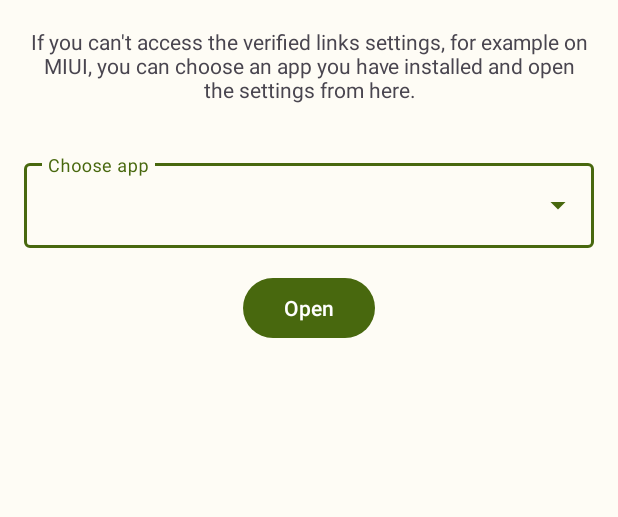
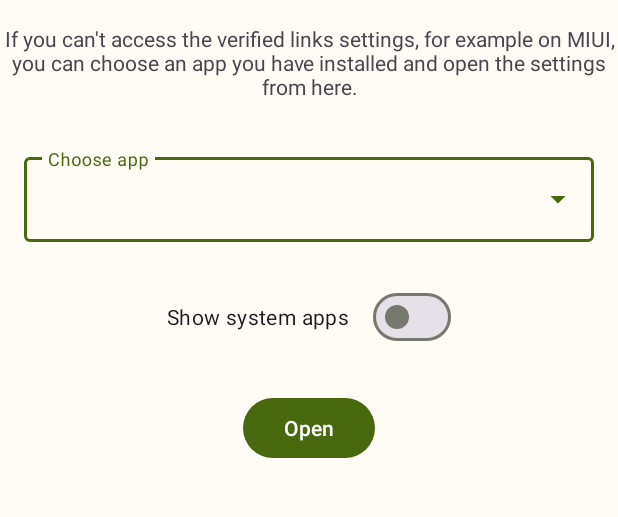
Before and after one commit to LeddaZ/LinkVerifier, an Android app: the screen it shows after launch (MainActivity), on a phone screen of 412 x 824 dp, the part 129-646 px from its top. Run offline under Robolectric (Android 15) with nearby library versions, the phone set to English and light mode, and no system bars.

Commit message:
LinkVerifier: Add "Show system apps" switch
* Also re-organized margins and paddings

Signed-off-by: Leonardo Ledda <leonardoledda@gmail.com>

```diff
--- a/app/src/main/java/it/leddaz/linkverifier/MainActivity.kt
+++ b/app/src/main/java/it/leddaz/linkverifier/MainActivity.kt
@@ -10,8 +10,10 @@ import android.provider.Settings
 import android.view.View
 import android.widget.AutoCompleteTextView
 import androidx.appcompat.app.AppCompatActivity
+import com.google.android.material.materialswitch.MaterialSwitch
 import com.google.android.material.textfield.MaterialAutoCompleteTextView
 import java.util.TreeMap
+
 
 /**
  * The app's main activity, started at launch.
@@ -31,7 +33,11 @@ class MainActivity : AppCompatActivity() {
     override fun onCreate(savedInstanceState: Bundle?) {
         super.onCreate(savedInstanceState)
         setContentView(R.layout.activity_main)
-        populateAppList()
+        val systemAppsSwitch = findViewById<MaterialSwitch>(R.id.systemAppsSwitch)
+        populateAppList(systemAppsSwitch.isChecked)
+        systemAppsSwitch.setOnCheckedChangeListener{ _, isChecked ->
+            populateAppList(isChecked)
+        }
     }
 
     /**
@@ -46,17 +52,23 @@ class MainActivity : AppCompatActivity() {
      * Populates the list of apps installed by the user.
      */
     @Suppress("DEPRECATION")
-    private fun populateAppList() {
+    private fun populateAppList(isChecked: Boolean) {
         val pm = packageManager
         appNames = TreeMap()
         val flags = PackageManager.GET_META_DATA
         val packages = pm.getInstalledPackages(flags)
         for (item in packages) {
             val applicationInfo: ApplicationInfo = item.applicationInfo
-            if (applicationInfo.flags and ApplicationInfo.FLAG_SYSTEM != 1) {
+            if(isChecked) {
                 val name = pm.getApplicationLabel(applicationInfo)
                 val packageName = applicationInfo.packageName
                 appNames[name.toString()] = packageName.toString()
+            } else {
+                if (applicationInfo.flags and ApplicationInfo.FLAG_SYSTEM != 1) {
+                    val name = pm.getApplicationLabel(applicationInfo)
+                    val packageName = applicationInfo.packageName
+                    appNames[name.toString()] = packageName.toString()
+                }
             }
         }
         val appNamesArray: MutableSet<String> = appNames.keys
--- a/app/src/main/res/layout/activity_main.xml
+++ b/app/src/main/res/layout/activity_main.xml
@@ -8,14 +8,14 @@
         android:id="@+id/appBarLayout"
         android:layout_width="match_parent"
         android:layout_height="match_parent"
-        android:fitsSystemWindows="false"
         android:gravity="center">
 
         <com.google.android.material.textview.MaterialTextView
             android:id="@+id/appTitle"
             android:layout_width="wrap_content"
             android:layout_height="wrap_content"
-            android:padding="16sp"
+            android:layout_marginBottom="16sp"
+            android:layout_marginTop="16sp"
             android:text="@string/app_name"
             android:textSize="40sp" />
 
@@ -23,7 +23,8 @@
             android:id="@+id/appDescription"
             android:layout_width="wrap_content"
             android:layout_height="wrap_content"
-            android:padding="18sp"
+            android:layout_marginBottom="16sp"
+            android:layout_marginTop="16sp"
             android:text="@string/description"
             android:textAlignment="center" />
 
@@ -34,7 +35,10 @@
             android:layout_height="wrap_content"
             android:hint="@string/choose_app"
             android:labelFor="@id/selectedApp"
-            android:padding="16sp">
+            android:layout_marginBottom="16sp"
+            android:layout_marginTop="16sp"
+            android:paddingLeft="16sp"
+            android:paddingRight="16sp">
 
             <AutoCompleteTextView
                 android:id="@+id/selectedApp"
@@ -44,6 +48,14 @@
 
         </com.google.android.material.textfield.TextInputLayout>
 
+        <com.google.android.material.materialswitch.MaterialSwitch
+            android:id="@+id/systemAppsSwitch"
+            android:layout_width="wrap_content"
+            android:layout_height="match_parent"
+            android:text="@string/show_system_apps"
+            android:layout_marginBottom="10sp"
+            android:layout_marginTop="10sp" />
+
         <Button
             android:id="@+id/openButton"
             android:layout_width="wrap_content"
@@ -51,6 +63,8 @@
             android:text="@string/open"
             android:gravity="center"
             android:padding="5sp"
+            android:layout_marginBottom="16sp"
+            android:layout_marginTop="16sp"
             android:onClick="openLinkSettings" />
 
     </com.google.android.material.appbar.AppBarLayout>
--- a/app/src/main/res/values/strings.xml
+++ b/app/src/main/res/values/strings.xml
@@ -4,4 +4,5 @@
     <string name="open">Open</string>
     <string name="choose_app">Choose app</string>
     <string name="description">If you can\'t access the verified links settings, for example on MIUI, you can choose an app you have installed and open the settings from here.</string>
+    <string name="show_system_apps">Show system apps</string>
 </resources>
```
Also changed, not shown: 1 other file.
